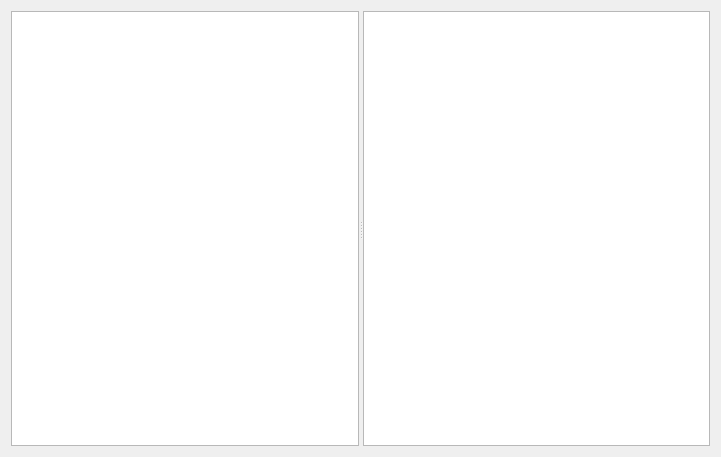
geonwuk/TheEditor, file Network/chatRoom.ui: the form before one commit.
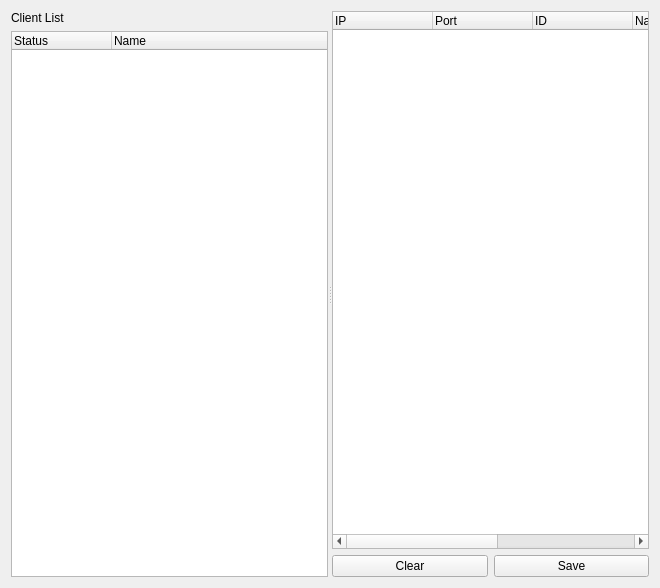
The form after the commit.

```diff
--- a/Network/chatRoom.ui
+++ b/Network/chatRoom.ui
@@ -6,21 +6,121 @@
    <rect>
     <x>0</x>
     <y>0</y>
-    <width>721</width>
-    <height>457</height>
+    <width>660</width>
+    <height>588</height>
    </rect>
   </property>
   <property name="windowTitle">
    <string>Form</string>
   </property>
-  <layout class="QHBoxLayout" name="horizontalLayout">
+  <layout class="QHBoxLayout" name="mainLayout">
    <item>
     <widget class="QSplitter" name="splitter">
      <property name="orientation">
       <enum>Qt::Horizontal</enum>
      </property>
-     <widget class="QTableWidget" name="participantList"/>
-     <widget class="QTableWidget" name="chatLog"/>
+     <widget class="QWidget" name="layoutWidget">
+      <layout class="QVBoxLayout" name="clientListVerticalLayout">
+       <item>
+        <widget class="QLabel" name="clientListLabel">
+         <property name="text">
+          <string>Client List</string>
+         </property>
+        </widget>
+       </item>
+       <item>
+        <widget class="QTreeWidget" name="clientTreeWidget">
+         <property name="selectionBehavior">
+          <enum>QAbstractItemView::SelectItems</enum>
+         </property>
+         <property name="rootIsDecorated">
+          <bool>false</bool>
+         </property>
+         <property name="headerHidden">
+          <bool>false</bool>
+         </property>
+         <attribute name="headerVisible">
+          <bool>true</bool>
+         </attribute>
+         <column>
+          <property name="text">
+           <string>Status</string>
+          </property>
+         </column>
+         <column>
+          <property name="text">
+           <string>Name</string>
+          </property>
+         </column>
+        </widget>
+       </item>
+       <item>
+        <layout class="QHBoxLayout" name="horizontalLayout"/>
+       </item>
+      </layout>
+     </widget>
+     <widget class="QWidget" name="layoutWidget">
+      <layout class="QVBoxLayout" name="messageVerticalLayout">
+       <item>
+        <widget class="QTreeWidget" name="messageTreeWidget">
+         <property name="rootIsDecorated">
+          <bool>false</bool>
+         </property>
+         <property name="wordWrap">
+          <bool>true</bool>
+         </property>
+         <column>
+          <property name="text">
+           <string>IP</string>
+          </property>
+         </column>
+         <column>
+          <property name="text">
+           <string>Port</string>
+          </property>
+         </column>
+         <column>
+          <property name="text">
+           <string>ID</string>
+          </property>
+         </column>
+         <column>
+          <property name="text">
+           <string>Name</string>
+          </property>
+         </column>
+         <column>
+          <property name="text">
+           <string>Message</string>
+          </property>
+         </column>
+         <column>
+          <property name="text">
+           <string>Time</string>
+          </property>
+         </column>
+        </widget>
+       </item>
+       <item>
+        <layout class="QHBoxLayout" name="messageLayout">
+         <item>
+          <widget class="QPushButton" name="clearPushButton">
+           <property name="text">
+            <string>Clear</string>
+           </property>
+          </widget>
+         </item>
+         <item>
+          <widget class="QPushButton" name="savePushButton">
+           <property name="text">
+            <string>Save</string>
+           </property>
+          </widget>
+         </item>
+        </layout>
+       </item>
+      </layout>
+     </widget>
     </widget>
    </item>
   </layout>
```
Left out of the diff: 21 changed lines with no effect on the pictures.
